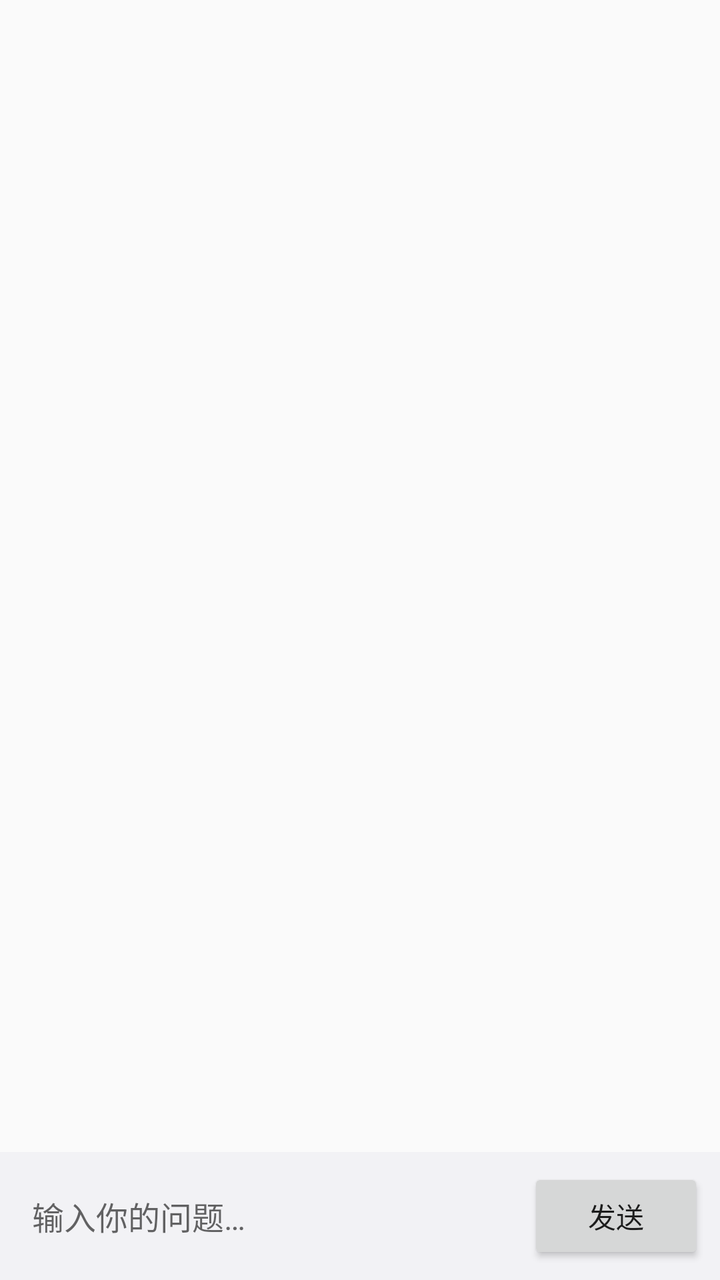
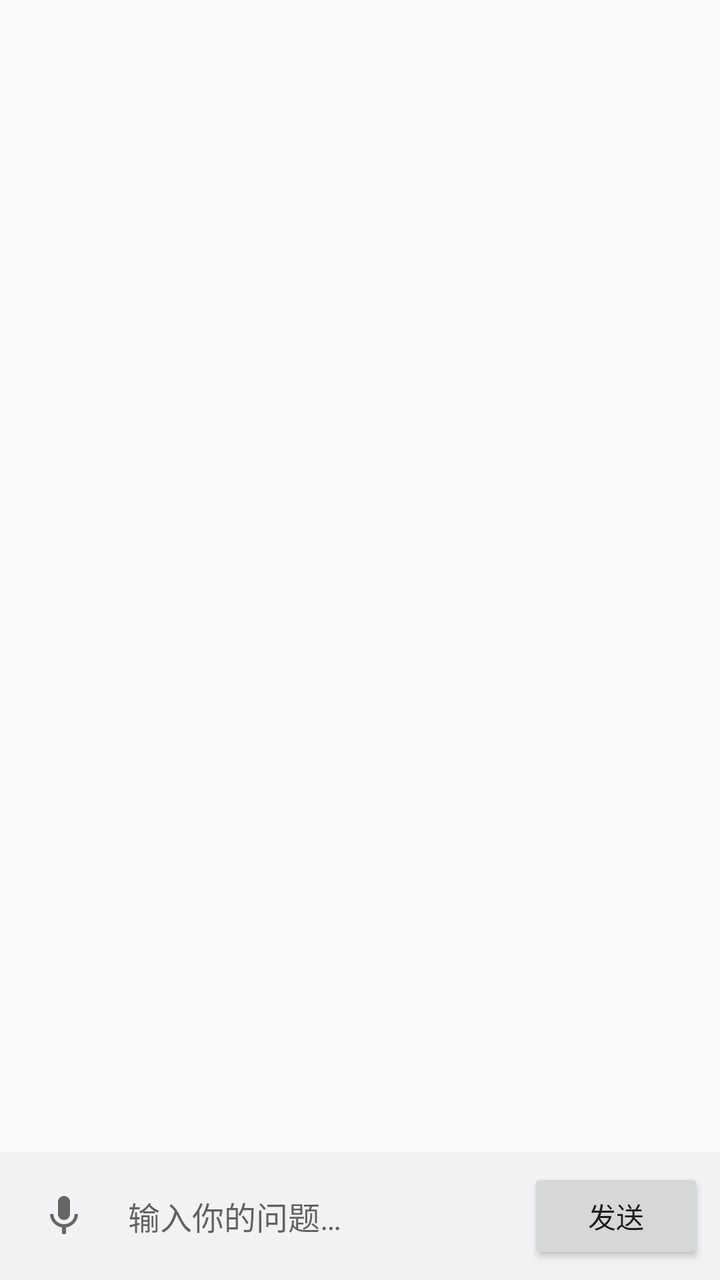

Screens rendered from an Android XML layout before and after an edit, with the pre-edit source and the edit as a unified diff.
<!-- AndroidManifest.xml: application theme Theme.NativeAI -->
<!-- res/layout/activity_main.xml -->
<?xml version="1.0" encoding="utf-8"?>
<androidx.constraintlayout.widget.ConstraintLayout xmlns:android="http://schemas.android.com/apk/res/android"
    xmlns:app="http://schemas.android.com/apk/res-auto"
    android:id="@+id/root"
    android:layout_width="match_parent"
    android:layout_height="match_parent">

    
    <androidx.recyclerview.widget.RecyclerView
        android:id="@+id/recycler_chat"
        android:layout_width="0dp"
        android:layout_height="0dp"
        android:clipToPadding="false"
        android:paddingHorizontal="12dp"
        android:paddingVertical="8dp"
        app:layout_constraintBottom_toTopOf="@id/input_bar"
        app:layout_constraintEnd_toEndOf="parent"
        app:layout_constraintStart_toStartOf="parent"
        app:layout_constraintTop_toTopOf="parent" />

    
    <LinearLayout
        android:id="@+id/input_bar"
        android:layout_width="0dp"
        android:layout_height="wrap_content"
        android:background="@color/chat_input_background"
        android:gravity="center_vertical"
        android:orientation="horizontal"
        android:padding="8dp"
        app:layout_constraintBottom_toBottomOf="parent"
        app:layout_constraintEnd_toEndOf="parent"
        app:layout_constraintStart_toStartOf="parent">

        <EditText
            android:id="@+id/edit_input"
            android:layout_width="0dp"
            android:layout_height="wrap_content"
            android:layout_weight="1"
            android:background="@null"
            android:hint="@string/chat_input_hint"
            android:importantForAutofill="no"
            android:inputType="textMultiLine"
            android:maxLines="4"
            android:minHeight="48dp"
            android:paddingHorizontal="8dp"
            android:textSize="16sp" />

        <Button
            android:id="@+id/btn_send"
            android:layout_width="wrap_content"
            android:layout_height="wrap_content"
            android:layout_marginStart="8dp"
            android:text="@string/chat_send" />
    </LinearLayout>
</androidx.constraintlayout.widget.ConstraintLayout>
<!-- resources referenced by this layout -->
<resources>
  <color name="chat_input_background">#FFF2F2F5</color>
  <string name="chat_input_hint">输入你的问题…</string>
  <string name="chat_send">发送</string>
  <style name="Theme.NativeAI" parent="Theme.AppCompat.Light.NoActionBar">
          
          <item name="colorPrimary">@color/purple_500</item>
          <item name="colorPrimaryVariant">@color/purple_700</item>
          <item name="colorOnPrimary">@color/white</item>
          
          <item name="colorSecondary">@color/teal_200</item>
          <item name="colorSecondaryVariant">@color/teal_700</item>
          <item name="colorOnSecondary">@color/black</item>
          
          <item name="android:statusBarColor">@android:color/transparent</item>
          <item name="android:navigationBarColor">@android:color/transparent</item>
          
          <item name="android:windowLightStatusBar">true</item>
          
      </style>
  <color name="purple_500">#FF6200EE</color>
  <color name="purple_700">#FF3700B3</color>
  <color name="white">#FFFFFFFF</color>
  <color name="teal_200">#FF03DAC5</color>
  <color name="teal_700">#FF018786</color>
  <color name="black">#FF000000</color>
</resources>

<!-- the commit's change to res/layout/activity_main.xml (unified diff, before → after) -->
@@ -31,6 +31,17 @@
         app:layout_constraintEnd_toEndOf="parent"
         app:layout_constraintStart_toStartOf="parent">
 
+        
+        <ImageButton
+            android:id="@+id/btn_toggle_input"
+            android:layout_width="48dp"
+            android:layout_height="48dp"
+            android:background="?attr/selectableItemBackgroundBorderless"
+            android:contentDescription="@string/chat_voice_mic_desc"
+            android:scaleType="centerInside"
+            android:src="@drawable/ic_mic" />
+
+        
         <EditText
             android:id="@+id/edit_input"
             android:layout_width="0dp"
@@ -45,6 +56,19 @@
             android:paddingHorizontal="8dp"
             android:textSize="16sp" />
 
+        
+        <Button
+            android:id="@+id/btn_hold_talk"
+            android:layout_width="0dp"
+            android:layout_height="44dp"
+            android:layout_weight="1"
+            android:layout_marginHorizontal="8dp"
+            android:background="@drawable/bg_hold_talk"
+            android:text="@string/chat_voice_hold_to_talk"
+            android:textColor="#333333"
+            android:textSize="15sp"
+            android:visibility="gone" />
+
         <Button
             android:id="@+id/btn_send"
             android:layout_width="wrap_content"
<!-- resource entries referenced after the edit -->
@@ -1,8 +1,40 @@
 <!-- resources referenced by this layout -->
 <resources>
   <color name="chat_input_background">#FFF2F2F5</color>
+  <!-- drawable bg_hold_talk (drawable) -->
+  <?xml version="1.0" encoding="utf-8"?>
+  <selector xmlns:android="http://schemas.android.com/apk/res/android">
+      
+      <item android:state_pressed="true">
+          <shape android:shape="rectangle">
+              <solid android:color="#E0E0E0" />
+              <corners android:radius="6dp" />
+          </shape>
+      </item>
+      
+      <item>
+          <shape android:shape="rectangle">
+              <solid android:color="#F5F5F5" />
+              <corners android:radius="6dp" />
+              <stroke android:width="0.5dp" android:color="#D0D0D0" />
+          </shape>
+      </item>
+  </selector>
+  <!-- drawable ic_mic (drawable) -->
+  <vector xmlns:android="http://schemas.android.com/apk/res/android"
+      android:width="24dp"
+      android:height="24dp"
+      android:viewportWidth="24"
+      android:viewportHeight="24"
+      android:tint="#666666">
+      <path
+          android:fillColor="@android:color/white"
+          android:pathData="M12,14c1.66,0 2.99,-1.34 2.99,-3L15,5c0,-1.66 -1.34,-3 -3,-3S9,3.34 9,5v6c0,1.66 1.34,3 3,3zM17.3,11c0,3 -2.54,5.1 -5.3,5.1S6.7,14 6.7,11H5c0,3.41 2.72,6.23 6,6.72V21h2v-3.28c3.28,-0.48 6,-3.3 6,-6.72h-1.7z" />
+  </vector>
   <string name="chat_input_hint">输入你的问题…</string>
   <string name="chat_send">发送</string>
+  <string name="chat_voice_hold_to_talk">按住说话</string>
+  <string name="chat_voice_mic_desc">切换到语音输入</string>
   <style name="Theme.NativeAI" parent="Theme.AppCompat.Light.NoActionBar">
           
           <item name="colorPrimary">@color/purple_500</item>
